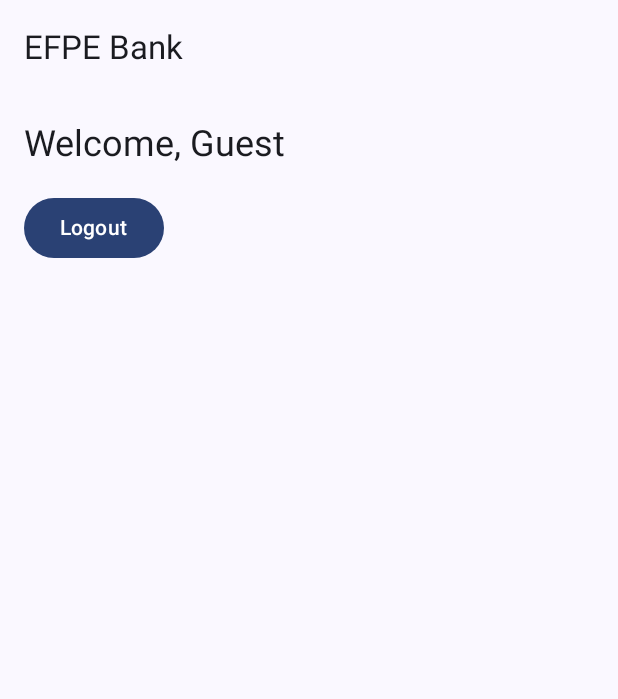
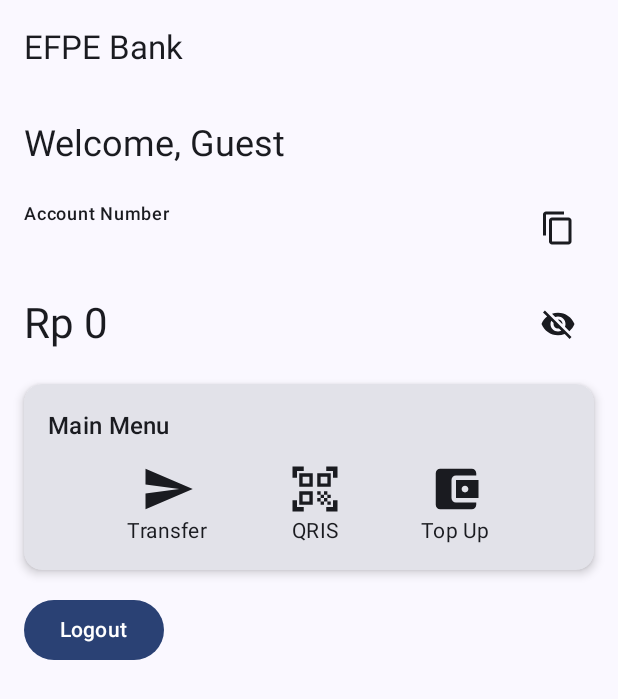
Before and after one commit to Arfi23/FP-PPB-G-MBanking, an Android app built with Jetpack Compose: the HomeScreen screen opened through its navigation route, on a phone screen of 412 x 824 dp. Shown: the top 699 px of the screen. Run offline under Robolectric (Android 15) with nearby library versions, the phone set to English and light mode, and no system bars.

Commit message:
Created the account number, balance, and transaction menus for the home screen

```diff
--- a/app/build.gradle.kts
+++ b/app/build.gradle.kts
@@ -69,4 +69,5 @@ dependencies {
     implementation(libs.cameraView)
 
     implementation("com.google.code.gson:gson:2.11.0")
+    implementation(libs.materialIconsExtended)
 }
--- a/app/src/main/java/com/example/mobilebanking/data/datastore/UserPreferences.kt
+++ b/app/src/main/java/com/example/mobilebanking/data/datastore/UserPreferences.kt
@@ -3,6 +3,7 @@ package com.example.mobilebanking.data.datastore
 import android.content.Context
 import androidx.datastore.preferences.core.Preferences
 import androidx.datastore.preferences.core.edit
+import androidx.datastore.preferences.core.intPreferencesKey
 import androidx.datastore.preferences.core.stringPreferencesKey
 import androidx.datastore.preferences.preferencesDataStore
 import com.example.mobilebanking.data.model.User
@@ -64,4 +65,29 @@ class UserPreferences(private val context: Context) {
             prefs.remove(currentUserKey)
         }
     }
+
+    // Keperluan tampilan nomor rekening dan saldo
+
+    // variabel yang terlibat
+    companion object {
+        private val ACCOUNT_NUMBER_KEY = stringPreferencesKey("account_number")
+        private val BALANCE_KEY = intPreferencesKey("balance")
+    }
+
+    val getAccountNumber: Flow<String> = context.dataStore.data
+        .map { preferences ->
+            preferences[ACCOUNT_NUMBER_KEY] ?: ""
+        }
+
+    val getBalance: Flow<Int> = context.dataStore.data
+        .map { preferences ->
+            preferences[BALANCE_KEY] ?: 0
+        }
+
+    suspend fun saveAccountData(accountNumber: String, balance: Int) {
+        context.dataStore.edit { preferences ->
+            preferences[ACCOUNT_NUMBER_KEY] = accountNumber
+            preferences[BALANCE_KEY] = balance
+        }
+    }
 }
--- a/app/src/main/java/com/example/mobilebanking/ui/screen/home/HomeScreen.kt
+++ b/app/src/main/java/com/example/mobilebanking/ui/screen/home/HomeScreen.kt
@@ -2,13 +2,36 @@ package com.example.mobilebanking.ui.screen.home
 
 import android.annotation.SuppressLint
 import androidx.compose.foundation.layout.*
+import androidx.compose.foundation.layout.Arrangement
 import androidx.compose.material3.*
 import androidx.compose.runtime.Composable
 import androidx.compose.runtime.getValue
 import androidx.compose.runtime.collectAsState
+import androidx.compose.runtime.mutableStateOf
+import androidx.compose.runtime.remember
+import androidx.compose.runtime.setValue
+import androidx.compose.ui.Alignment
 import androidx.compose.ui.Modifier
 import androidx.compose.ui.platform.LocalContext
 import androidx.compose.ui.unit.dp
+
+import android.content.ClipData
+import android.content.ClipboardManager
+import android.content.Context
+import android.widget.Toast
+import androidx.compose.foundation.clickable
+import androidx.compose.foundation.shape.RoundedCornerShape
+import androidx.compose.material.icons.Icons
+import androidx.compose.material.icons.filled.ContentCopy
+import androidx.compose.material.icons.filled.Send
+import androidx.compose.material.icons.filled.QrCodeScanner
+import androidx.compose.material.icons.filled.AccountBalanceWallet
+import androidx.compose.material.icons.filled.Visibility
+import androidx.compose.material.icons.filled.VisibilityOff
+import androidx.compose.runtime.*
+import androidx.compose.ui.draw.shadow
+import androidx.compose.ui.graphics.vector.ImageVector
+
 import androidx.lifecycle.viewmodel.compose.viewModel
 import androidx.navigation.NavController
 import com.example.mobilebanking.ui.screen.auth.AuthViewModel
@@ -17,9 +40,12 @@ import com.example.mobilebanking.ui.screen.auth.AuthViewModel
 @SuppressLint("UnusedMaterial3ScaffoldPaddingParameter")
 @Composable
 fun HomeScreen(navController: NavController) {
-    val context = LocalContext.current
     val viewModel: AuthViewModel = viewModel()
     val currentUser by viewModel.currentUserFlow.collectAsState(initial = null)
+    val accountNumber by viewModel.accountNumberFlow.collectAsState(initial = "")
+    val balance by viewModel.balanceFlow.collectAsState(initial = 0)
+    var isBalanceVisible by remember { mutableStateOf(true) }
+    val context = LocalContext.current
 
     Scaffold(
         topBar = {
@@ -34,6 +60,7 @@ fun HomeScreen(navController: NavController) {
                 .padding(16.dp),         // padding tambahan opsional
             verticalArrangement = Arrangement.spacedBy(16.dp)
         ){
+
             // Text("Welcome to Mobile Banking", modifier = androidx.compose.ui.Modifier.padding(16.dp))
 
             Text(
@@ -41,6 +68,74 @@ fun HomeScreen(navController: NavController) {
                 style = MaterialTheme.typography.headlineSmall
             )
 
+            // Nomor Rekening + Copy Button
+            Row (
+                verticalAlignment = Alignment.CenterVertically,
+                horizontalArrangement = Arrangement.SpaceBetween,
+                modifier = Modifier.fillMaxWidth()
+            ){
+                Column{
+                    Text("Account Number", style = MaterialTheme.typography.labelMedium)
+                    Text(text = accountNumber, style = MaterialTheme.typography.bodyLarge)
+                }
+                IconButton(onClick = {
+                    val clipboard = context.getSystemService(Context.CLIPBOARD_SERVICE) as ClipboardManager
+                    val clip = ClipData.newPlainText("accountNumber", accountNumber)
+                    clipboard.setPrimaryClip(clip)
+                    Toast.makeText(context, "Copied to clipboard", Toast.LENGTH_SHORT).show()
+                }) {
+                    Icon(Icons.Default.ContentCopy, contentDescription = "Copy")
+                }
+            }
+
+            // Saldo + Toggle Button
+            Row(
+                verticalAlignment = Alignment.CenterVertically,
+                modifier = Modifier.fillMaxWidth()
+            ) {
+                Text(
+                    text = if (isBalanceVisible) "Rp ${balance}" else "Rp ******",
+                    style = MaterialTheme.typography.headlineMedium,
+                    modifier = Modifier.weight(1f)
+                )
+                IconButton(onClick = { isBalanceVisible = !isBalanceVisible }) {
+                    Icon(
+                        imageVector = if (isBalanceVisible) Icons.Default.VisibilityOff else Icons.Default.Visibility,
+                        contentDescription = "Toggle Visibility"
+                    )
+                }
+            }
+
+            // 📦 Menu Card
+            Card(
+                modifier = Modifier
+                    .fillMaxWidth()
+                    .shadow(4.dp, shape = RoundedCornerShape(12.dp)),
+                shape = RoundedCornerShape(12.dp)
+            ) {
+                Column(
+                    modifier = Modifier.padding(16.dp),
+                    verticalArrangement = Arrangement.spacedBy(12.dp)
+                ) {
+                    Text("Main Menu", style = MaterialTheme.typography.titleMedium)
+                    Row(
+                        horizontalArrangement = Arrangement.SpaceEvenly,
+                        modifier = Modifier.fillMaxWidth()
+                    ) {
+                        MenuItem(icon = Icons.Default.Send, label = "Transfer") {
+                            navController.navigate("transfer")
+                        }
+                        MenuItem(icon = Icons.Default.QrCodeScanner, label = "QRIS") {
+                            navController.navigate("qris")
+                        }
+                        MenuItem(icon = Icons.Default.AccountBalanceWallet, label = "Top Up") {
+                            navController.navigate("topup")
+                        }
+                    }
+                }
+            }
+
+            // Tombol Logout Temporary
             Button(onClick = {
                 viewModel.logout()
                 navController.navigate("login") {
@@ -53,3 +148,14 @@ fun HomeScreen(navController: NavController) {
 
     }
 }
+
+@Composable
+fun MenuItem(icon: ImageVector, label: String, onClick: () -> Unit) {
+    Column(
+        horizontalAlignment = Alignment.CenterHorizontally,
+        modifier = Modifier.clickable(onClick = onClick)
+    ) {
+        Icon(icon, contentDescription = label, modifier = Modifier.size(36.dp))
+        Text(label, style = MaterialTheme.typography.bodyMedium)
+    }
+}
--- a/gradle/libs.versions.toml
+++ b/gradle/libs.versions.toml
@@ -32,6 +32,9 @@ cameraCore = { group = "androidx.camera", name = "camera-core", version = "1.3.1
 cameraCamera2 = { group = "androidx.camera", name = "camera-camera2", version = "1.3.1" }
 cameraLifecycle = { group = "androidx.camera", name = "camera-lifecycle", version = "1.3.1" }
 cameraView = { group = "androidx.camera", name = "camera-view", version = "1.3.1" }
+materialIconsExtended = { group = "androidx.compose.material", name = "material-icons-extended", version = "1.6.7" }
+
+
 
 [plugins]
 android-application = { id = "com.android.application", version.ref = "agp" }
```
Also changed, not shown: app/src/main/java/com/example/mobilebanking/ui/screen/auth/AuthViewModel.kt (+42 -2 lines), app/src/main/java/com/example/mobilebanking/ui/screen/auth/RegisterScreen.kt (+24 -15 lines).
